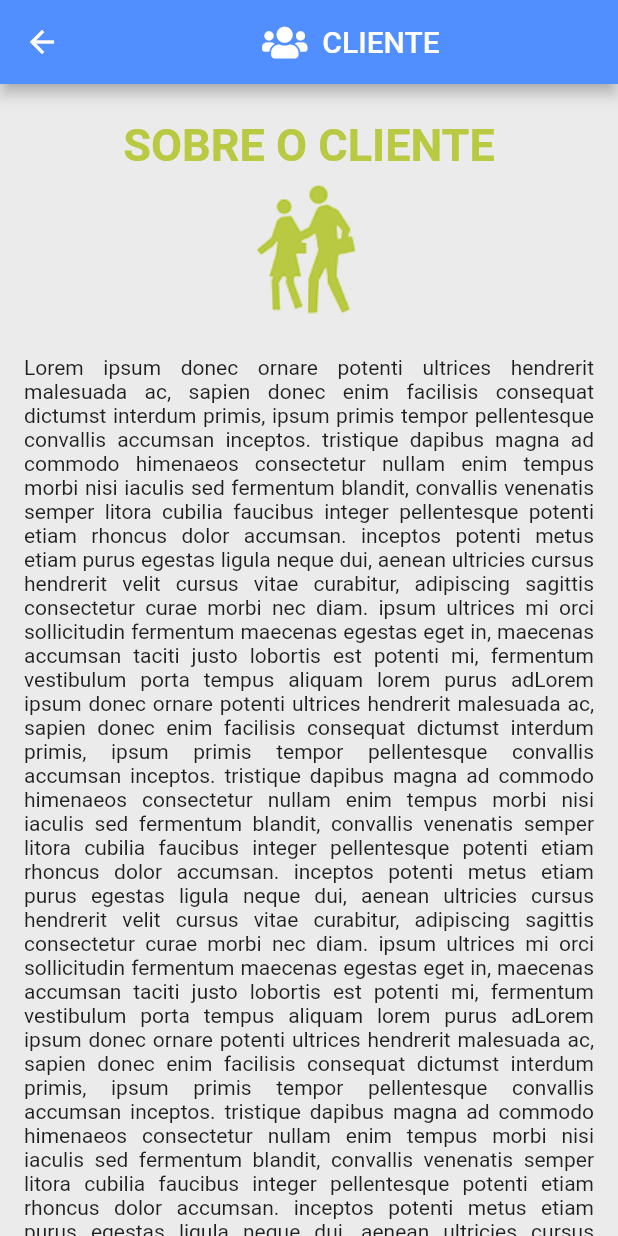
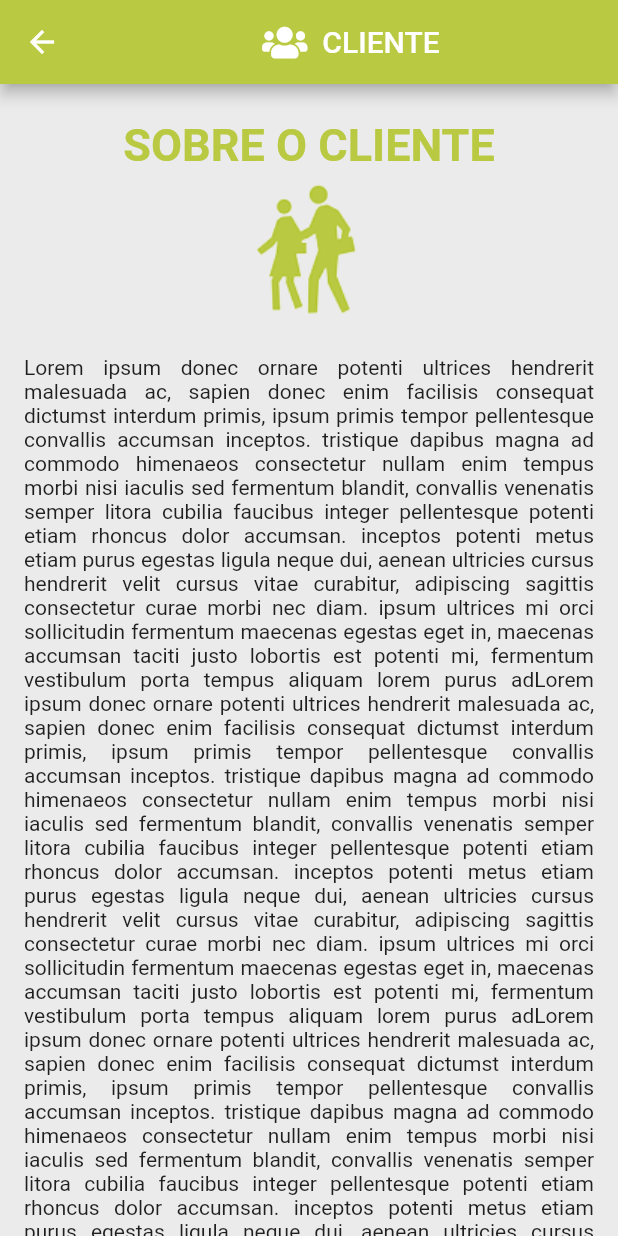
Before and after one commit to Vini1404/app-atm, a Flutter app: the Clientes screen opened directly, on a phone screen of 412 x 824 dp. Run offline on Flutter 3.47's test engine with Material 2 defaults, Android fonts, the phone set to English and light mode, and no system bars; our stand-ins replace font_awesome_flutter.

Commit message:
Versão Final

```diff
--- a/lib/views/clientes.dart
+++ b/lib/views/clientes.dart
@@ -16,7 +16,7 @@ class _ClientesState extends State<Clientes> {
     return Scaffold(
         backgroundColor: Color.fromARGB(255, 235, 235, 235),
         appBar: AppBar(
-          backgroundColor: const Color.fromARGB(255, 81, 142, 255),
+          backgroundColor: const Color.fromARGB(255, 185, 201, 65),
           centerTitle: true,
           title: Row(
             mainAxisAlignment: MainAxisAlignment.center,
--- a/lib/views/contato.dart
+++ b/lib/views/contato.dart
@@ -16,7 +16,7 @@ class _ContatoState extends State<Contato> {
     return Scaffold(
         backgroundColor: Color.fromARGB(255, 235, 235, 235),
         appBar: AppBar(
-          backgroundColor: const Color.fromARGB(255, 81, 142, 255),
+          backgroundColor: const Color.fromARGB(255, 97, 189, 140),
           centerTitle: true,
           title: Row(
             mainAxisAlignment: MainAxisAlignment.center,
--- a/lib/views/empresa.dart
+++ b/lib/views/empresa.dart
@@ -16,7 +16,7 @@ class _EmpresaState extends State<Empresa> {
     return Scaffold(
         backgroundColor: Color.fromARGB(255, 235, 235, 235),
         appBar: AppBar(
-          backgroundColor: const Color.fromARGB(255, 81, 142, 255),
+          backgroundColor: const Color.fromARGB(255, 236, 113, 72),
           centerTitle: true,
           title: Row(
             mainAxisAlignment: MainAxisAlignment.center,
--- a/lib/views/home.dart
+++ b/lib/views/home.dart
@@ -1,4 +1,4 @@
-// ignore_for_file: prefer_const_constructors, sort_child_properties_last, prefer_const_literals_to_create_immutables
+// ignore_for_file: prefer_const_constructors, sort_child_properties_last, prefer_const_literals_to_create_immutables, avoid_print
 import 'package:atm/views/clientes.dart';
 import 'package:atm/views/contato.dart';
 import 'package:atm/views/empresa.dart';
--- a/lib/views/servicos.dart
+++ b/lib/views/servicos.dart
@@ -16,7 +16,7 @@ class _ServicosState extends State<Servicos> {
     return Scaffold(
         backgroundColor: Color.fromARGB(255, 235, 235, 235),
         appBar: AppBar(
-          backgroundColor: const Color.fromARGB(255, 81, 142, 255),
+          backgroundColor: const Color.fromARGB(255, 25, 209, 200),
           centerTitle: true,
           title: Row(
             mainAxisAlignment: MainAxisAlignment.center,
```
Also changed, not shown: pubspec.lock, 6 other files.
